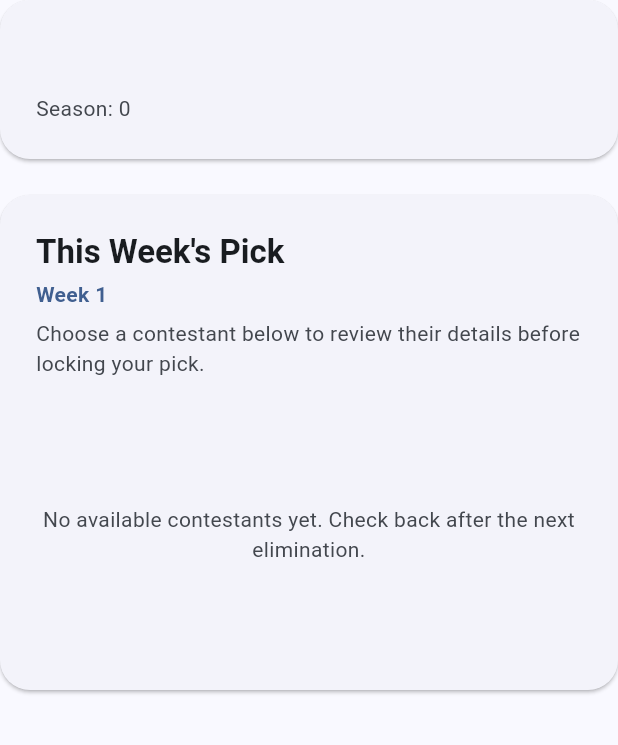
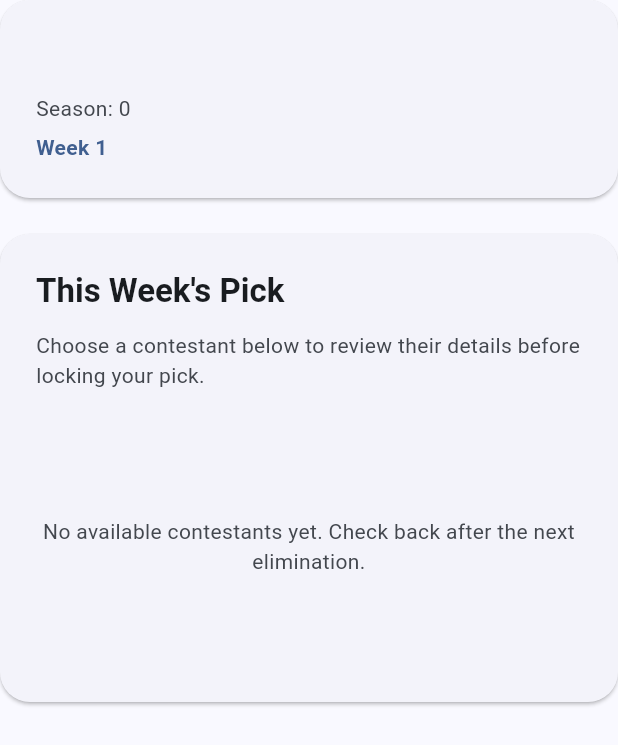
Before and after one commit to jjjacobsen/survivor-pool, a Flutter app: the PoolDashboard widget shown alone on an empty page, opened directly with empty values, on a phone screen of 412 x 824 dp. Shown: the top 745 px of the screen. Run offline on Flutter 3.47's test engine with Material 3 defaults, Android fonts, the phone set to English and light mode, and no system bars; network calls fail.

Commit message:
Move current week display to pool information section

```diff
--- a/frontend/survivor_pool/lib/features/pools/presentation/widgets/pool_dashboard.dart
+++ b/frontend/survivor_pool/lib/features/pools/presentation/widgets/pool_dashboard.dart
@@ -114,8 +114,8 @@ class PoolDashboard extends StatelessWidget {
                   color: theme.colorScheme.onSurfaceVariant,
                 ),
               ),
+              const SizedBox(height: 6),
               if (scoreText != null) ...[
-                const SizedBox(height: 6),
                 Text(
                   scoreText,
                   style: theme.textTheme.bodyMedium?.copyWith(
@@ -125,7 +125,15 @@ class PoolDashboard extends StatelessWidget {
                     fontWeight: FontWeight.w600,
                   ),
                 ),
+                const SizedBox(height: 6),
               ],
+              Text(
+                'Week ${pool.currentWeek}',
+                style: theme.textTheme.bodyMedium?.copyWith(
+                  color: theme.colorScheme.primary,
+                  fontWeight: FontWeight.w600,
+                ),
+              ),
               if (hasManageMembers || hasAdvance) ...[
                 const SizedBox(height: 24),
               ],
@@ -177,15 +185,7 @@ class PoolDashboard extends StatelessWidget {
                 fontWeight: FontWeight.w700,
               ),
             ),
-            const SizedBox(height: 4),
-            Text(
-              'Week ${pool.currentWeek}',
-              style: theme.textTheme.bodyMedium?.copyWith(
-                color: theme.colorScheme.primary,
-                fontWeight: FontWeight.w600,
-              ),
-            ),
-            const SizedBox(height: 6),
+            const SizedBox(height: 12),
             if (isEliminated)
               _buildEliminatedMessage(theme, eliminationReason, eliminatedWeek)
             else ...[
```
